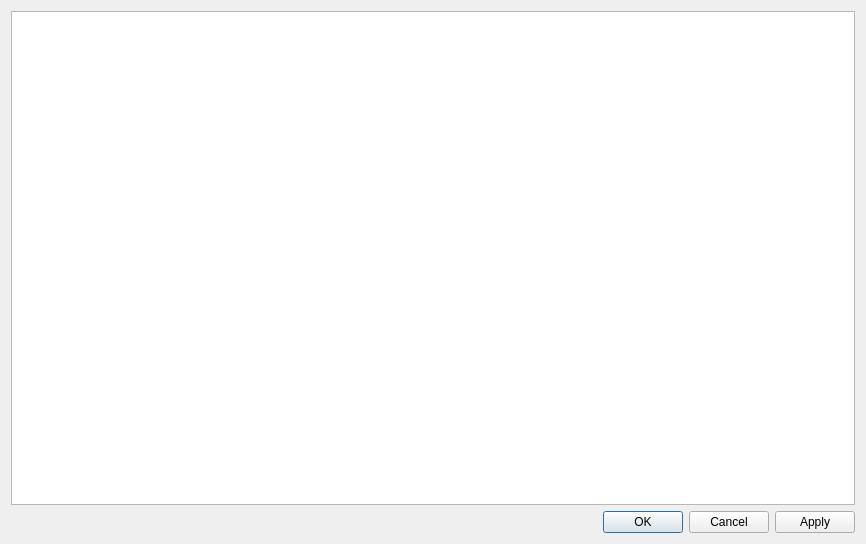
Old version of the form brainframe_qt/ui/dialogs/plugin_configuration/plugin_config.ui in the repository aotuai/brainframe-qt.
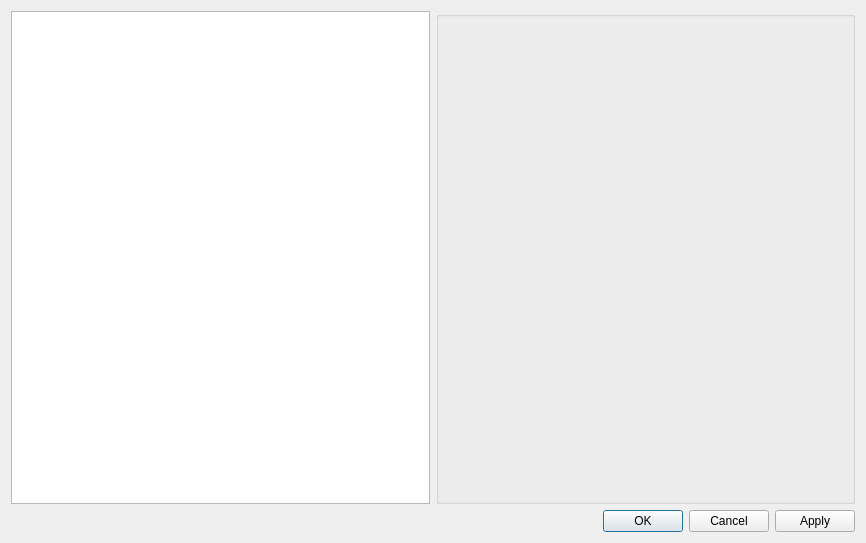
New version of the form. Custom widgets are drawn as their Qt base class.

```diff
--- a/brainframe_qt/ui/dialogs/plugin_configuration/plugin_config.ui
+++ b/brainframe_qt/ui/dialogs/plugin_configuration/plugin_config.ui
@@ -7,14 +7,17 @@
     <x>0</x>
     <y>0</y>
     <width>866</width>
-    <height>544</height>
+    <height>543</height>
    </rect>
   </property>
   <property name="windowTitle">
    <string>Dialog</string>
   </property>
   <layout class="QGridLayout" name="gridLayout">
-   <item row="1" column="0">
+   <item row="0" column="1">
+    <widget class="PluginOptionsWidget" name="PluginOptionsWidget"/>
+   </item>
+   <item row="1" column="1">
     <widget class="QDialogButtonBox" name="buttonBox">
      <property name="orientation">
       <enum>Qt::Horizontal</enum>
@@ -30,6 +33,11 @@
   </layout>
  </widget>
  <customwidgets>
+  <customwidget>
+   <class>PluginOptionsWidget</class>
+   <extends>QGroupBox</extends>
+   <header>brainframe.client.ui.dialogs.plugin_configuration.plugin_options.plugin_options</header>
+  </customwidget>
   <customwidget>
    <class>PluginList</class>
    <extends>QListWidget</extends>
```
Left out of the diff: 32 changed lines with no effect on the pictures.
